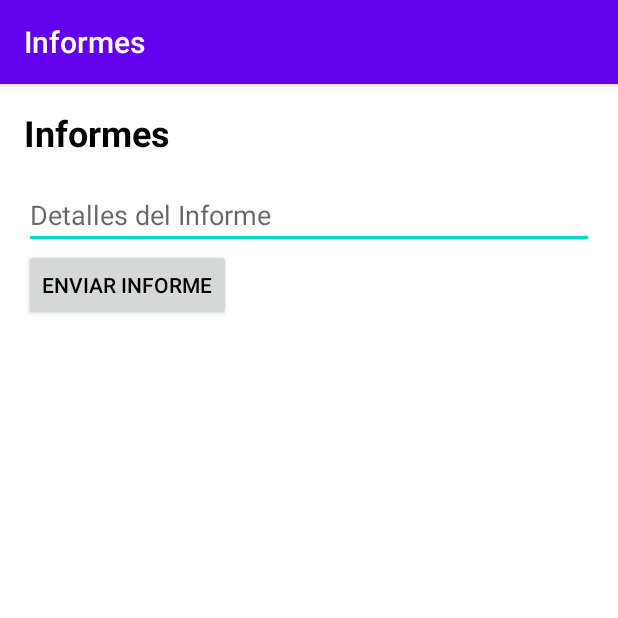
After one commit to management-es/Dark-Box, an Android app built with Jetpack Compose: the InformesActivity screen opened directly, with no data from a screen before it, on a phone screen of 412 x 824 dp, the top half of it. The commit adds this screen. Run offline under Robolectric (Android 15) with nearby library versions, the phone set to English and light mode, and no system bars.

Commit message:
se agrega informes a menu

```diff
--- a/app/src/main/AndroidManifest.xml
+++ b/app/src/main/AndroidManifest.xml
@@ -88,5 +88,11 @@
             android:label="Ver Cliente"
             android:theme="@style/Theme.DarkBox" />
 
+        <activity
+            android:name=".InformesActivity"
+            android:exported="true"
+            android:label="Informes"
+            android:theme="@style/Theme.DarkBox" />
+
     </application>
 </manifest>
--- /dev/null
+++ b/app/src/main/java/com/darkbox/InformesActivity.kt
@@ -0,0 +1,25 @@
+package com.darkbox
+
+import android.os.Bundle
+import androidx.appcompat.app.AppCompatActivity
+import android.widget.Button
+import android.widget.EditText
+
+class InformesActivity : AppCompatActivity() {
+
+    private lateinit var edtInformeDetail: EditText
+    private lateinit var btnSubmit: Button
+
+    override fun onCreate(savedInstanceState: Bundle?) {
+        super.onCreate(savedInstanceState)
+        setContentView(R.layout.activity_informes)
+
+        edtInformeDetail = findViewById(R.id.edtInformeDetail)
+        btnSubmit = findViewById(R.id.btnSubmit)
+
+        btnSubmit.setOnClickListener {
+            val informeDetail = edtInformeDetail.text.toString()
+            // Implementa la lógica para enviar el informe aquí
+        }
+    }
+}
--- /dev/null
+++ b/app/src/main/res/layout/activity_informes.xml
@@ -0,0 +1,29 @@
+<?xml version="1.0" encoding="utf-8"?>
+<LinearLayout xmlns:android="http://schemas.android.com/apk/res/android"
+    android:layout_width="match_parent"
+    android:layout_height="match_parent"
+    android:orientation="vertical"
+    android:padding="16dp">
+
+    <TextView
+        android:id="@+id/txtInformesTitle"
+        android:layout_width="wrap_content"
+        android:layout_height="wrap_content"
+        android:text="Informes"
+        android:textSize="24sp"
+        android:textStyle="bold"
+        android:paddingBottom="16dp" />
+
+    <!-- Agrega aquí los campos que necesites para el formulario -->
+    <EditText
+        android:id="@+id/edtInformeDetail"
+        android:layout_width="match_parent"
+        android:layout_height="wrap_content"
+        android:hint="Detalles del Informe" />
+
+    <Button
+        android:id="@+id/btnSubmit"
+        android:layout_width="wrap_content"
+        android:layout_height="wrap_content"
+        android:text="Enviar Informe" />
+</LinearLayout>
--- a/app/src/main/res/menu/menu_main.xml
+++ b/app/src/main/res/menu/menu_main.xml
@@ -13,4 +13,10 @@
         android:id="@+id/action_agenda"
         android:title="Agenda"
         android:showAsAction="never" />
+
+    <item
+        android:id="@+id/action_informes"
+        android:title="Informes"
+        android:showAsAction="never" />
+
 </menu>
```
Also changed, not shown: app/src/main/java/com/darkbox/MainActivity.kt (+22 -6 lines).
